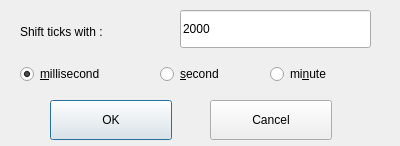
Above: tickshiftwindow.ui from zwpwjwtz/MiniPunctor before the change. Below: the same form after it.
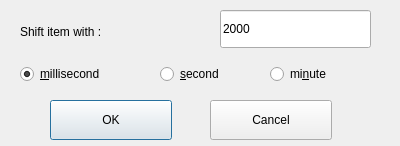
That is the form after the change.

```diff
--- a/tickshiftwindow.ui
+++ b/tickshiftwindow.ui
@@ -10,28 +10,25 @@
     <height>146</height>
    </rect>
   </property>
-  <property name="windowTitle">
-   <string>Dialog</string>
-  </property>
-  <widget class="QLabel" name="label">
+  <widget class="QLabel" name="labelPrompt">
    <property name="geometry">
     <rect>
      <x>20</x>
      <y>20</y>
-     <width>151</width>
+     <width>201</width>
      <height>24</height>
     </rect>
    </property>
    <property name="text">
-    <string>Shift ticks with :</string>
+    <string>Shift item with :</string>
    </property>
   </widget>
   <widget class="QLineEdit" name="textInput">
    <property name="geometry">
     <rect>
-     <x>180</x>
+     <x>220</x>
      <y>10</y>
-     <width>191</width>
+     <width>151</width>
      <height>38</height>
     </rect>
    </property>
```
